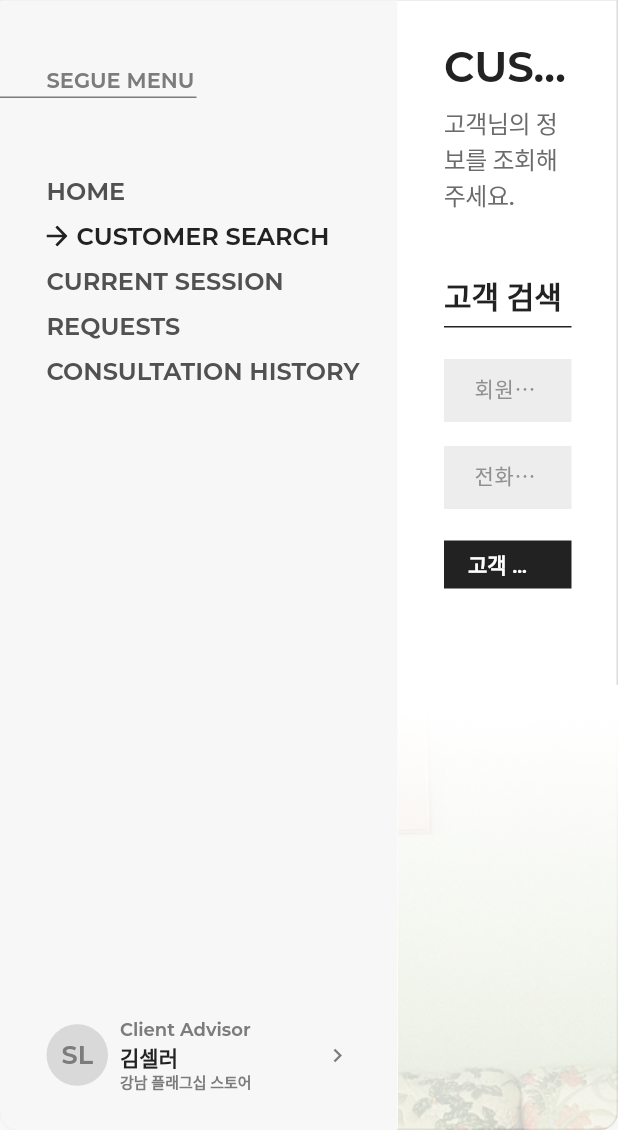
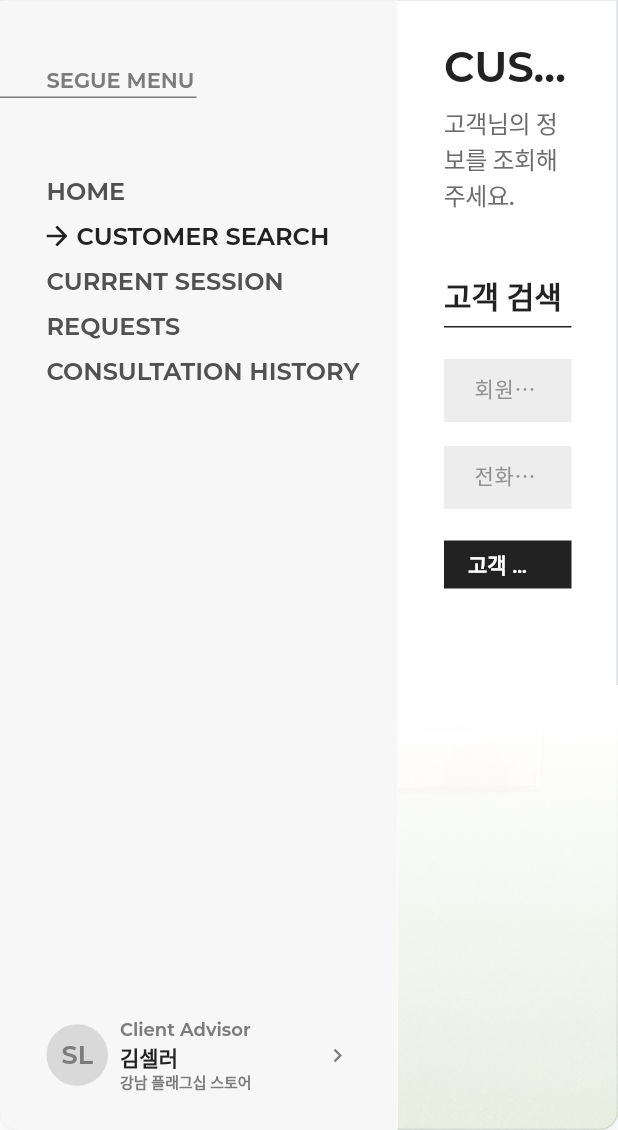
Before and after one commit to hackathon-segue/segue-frontend, a Flutter app: the SegueCardShell screen opened directly with empty values, after a tap on "SEGUE", after a tap on "CUSTOMER SEARCH", on a phone screen of 412 x 824 dp, the part 106-1236 px from its top. Run offline on Flutter 3.47's test engine with Material 3 defaults, Android fonts, the light colour scheme and no system bars; our stand-ins replace flutter_svg; missing offline and left inert: dart:html; network calls fail; Roboto replaces fonts that are missing (Pretendard).

Commit message:
fix: crop customer search footer whitespace

```diff
--- a/lib/screens/customer_lookup_screen.dart
+++ b/lib/screens/customer_lookup_screen.dart
@@ -243,6 +243,7 @@ class _CustomerSearchFooterImage extends StatelessWidget {
               child: Image.asset(
                 'assets/images/customer_search_footer.png',
                 fit: BoxFit.cover,
+                alignment: Alignment.centerRight,
               ),
             ),
           ),
```
